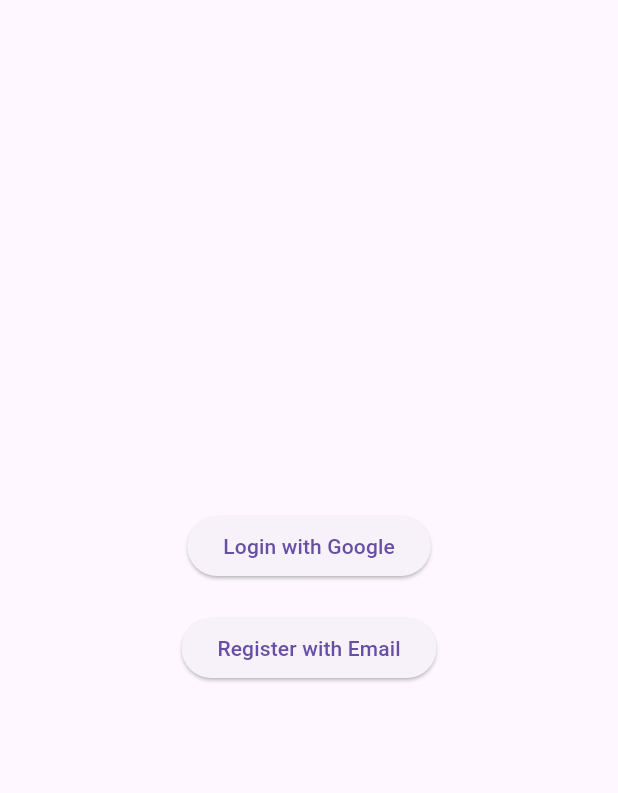
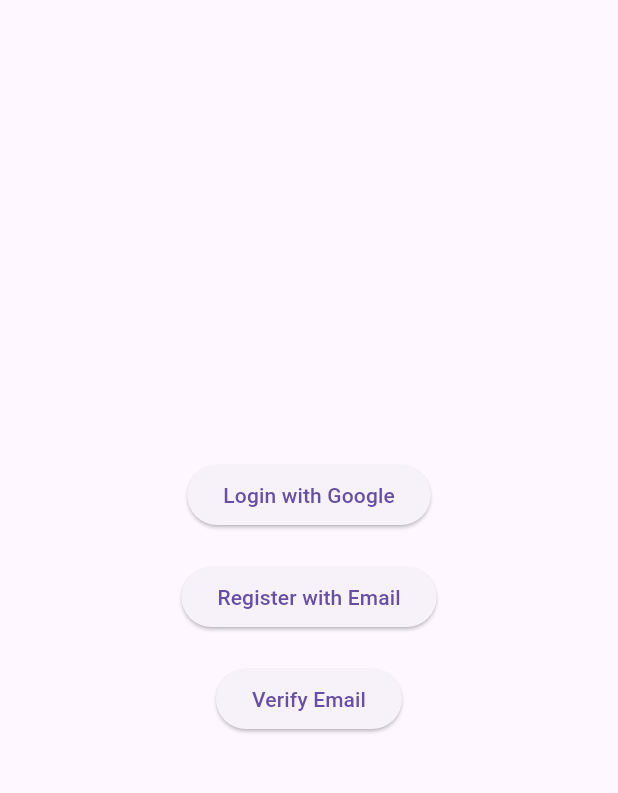
Before and after one commit to rafat-zyadah/register_google_email, a Flutter app: the screen it shows after launch, on a phone screen of 412 x 824 dp, the part 63-856 px from its top. Run offline on Flutter 3.47's test engine with Material 3 defaults, Android fonts, the phone set to English and light mode, and no system bars; our stand-ins replace flutter_secure_storage, google_sign_in.

Commit message:
Add verify email use case and update auth structure

```diff
--- a/lib/core/utils/api_endpoints.dart
+++ b/lib/core/utils/api_endpoints.dart
@@ -1,6 +1,8 @@
 class ApiEndpoints {
   static const String baseUrl = 'http://192.168.1.106:8000/api';
   static const String register = '$baseUrl/register';
-  static const String googleLogin = '$baseUrl/auth/google/token'; // Endpoint لتسجيل الدخول عبر غوغل
-  static const String verifyCode = '$baseUrl/verifyCode';  // إضافة endpoint للتحقق من البريد الإلكتروني
+  static const String googleLogin =
+      '$baseUrl/auth/google/token'; // Endpoint لتسجيل الدخول عبر غوغل
+  static const String verifyCode =
+      '$baseUrl/verify-code'; // إضافة endpoint للتحقق من البريد الإلكتروني
 }
--- a/lib/features/auth/data/datasources/auth_remote_data_source_interface.dart
+++ b/lib/features/auth/data/datasources/auth_remote_data_source_interface.dart
@@ -8,4 +8,10 @@
   });
 
   Future<void> loginWithGoogle();
+
+  // إضافة الدالة الخاصة بالتحقق من البريد الإلكتروني
+  Future<void> verifyEmail({
+    required String email,
+    required String code,
+  });
 }
--- a/lib/features/auth/data/repositories/auth_repository_impl.dart
+++ b/lib/features/auth/data/repositories/auth_repository_impl.dart
@@ -1,13 +1,11 @@
+import 'package:google_register/features/auth/data/datasources/auth_remote_data_source_interface.dart';
+import '../../domain/entities/user_entity.dart';
+import '../../domain/repositories/auth_repository.dart';
 
-import '../../domain/repositories/auth_repository.dart';
-import '../datasources/auth_remote_data_source_interface.dart';
-import '../datasources/google_auth_datasource.dart';
-import '../../domain/entities/user_entity.dart';
 class AuthRepositoryImpl implements AuthRepository {
   final IAuthRemoteDataSource remoteDataSource;
-  final GoogleAuthDatasource googleAuthService;
 
-  AuthRepositoryImpl(this.remoteDataSource, this.googleAuthService);
+  AuthRepositoryImpl(this.remoteDataSource);
 
   @override
   Future<User> registerUser({
@@ -15,15 +13,20 @@
     required String email,
     required String password,
   }) async {
-    return await remoteDataSource.registerUser(
-      name: name,
-      email: email,
-      password: password,
-    );
+    return await remoteDataSource.registerUser(name:name, email:email, password:password);
   }
 
   @override
   Future<void> loginWithGoogle() async {
     return await remoteDataSource.loginWithGoogle();
   }
+
+  @override
+  Future<void> verifyEmail({
+    required String email,
+    required String code,
+  }) async {
+    // استدعاء دالة التحقق من البريد الإلكتروني في DataSource
+    await remoteDataSource.verifyEmail(email:email, code:code);
+  }
 }
--- a/lib/features/auth/domain/repositories/auth_repository.dart
+++ b/lib/features/auth/domain/repositories/auth_repository.dart
@@ -1,4 +1,3 @@
-
 import '../entities/user_entity.dart';
 
 abstract class AuthRepository {
@@ -9,4 +8,10 @@
   });
 
   Future<void> loginWithGoogle();
+
+  // إضافة الدالة الخاصة بالتحقق من البريد الإلكتروني
+  Future<void> verifyEmail({
+    required String email,
+    required String code,
+  });
 }
--- /dev/null
+++ b/lib/features/auth/domain/usecases/verify_email_use_case.dart
@@ -0,0 +1,19 @@
+import '../repositories/auth_repository.dart';
+
+// تعريف الواجهة
+abstract class VerifyEmailUseCase {
+  Future<void> call({required String email, required String code});
+}
+
+// تطبيق الـ UseCase
+class VerifyEmailUseCaseImpl implements VerifyEmailUseCase {
+  final AuthRepository authRepository;
+
+  VerifyEmailUseCaseImpl(this.authRepository);
+
+  @override
+  Future<void> call({required String email, required String code}) async {
+    await authRepository.verifyEmail(
+        email: email, code: code); // استدعاء الدالة في الـ Repository
+  }
+}
--- a/lib/main.dart
+++ b/lib/main.dart
@@ -1,9 +1,12 @@
+// ignore_for_file: use_build_context_synchronously
+
 import 'package:flutter/material.dart';
 import 'features/auth/data/datasources/google_auth_datasource.dart';
 import 'features/auth/data/repositories/auth_repository_impl.dart';
 import 'features/auth/data/datasources/auth_remote_data_source_impl.dart';
 import 'features/auth/domain/usecases/register_user_use_case.dart';
-import 'package:flutter_secure_storage/flutter_secure_storage.dart'; // أضفنا هذا السطر
+import 'features/auth/domain/usecases/verify_email_use_case.dart'; // أضفنا هذا السطر
+import 'package:flutter_secure_storage/flutter_secure_storage.dart';
 
 void main() {
   runApp(MyApp());
@@ -11,20 +14,21 @@
 
 class MyApp extends StatelessWidget {
   final GoogleAuthDatasource googleAuthService;
-  final FlutterSecureStorage secureStorage; // أضفنا هذا السطر
+  final FlutterSecureStorage secureStorage;
   late final AuthRepositoryImpl authRepositoryImpl;
   late final RegisterUserUseCaseImpl registerUserUseCase;
+  late final VerifyEmailUseCaseImpl verifyEmailUseCase; // أضفنا هذا السطر
 
-  MyApp({Key? key})
+  MyApp({super.key})
       : googleAuthService = GoogleAuthDatasource(),
-        secureStorage = FlutterSecureStorage(), // هنا أنشأنا كائن جديد من FlutterSecureStorage
-        super(key: key) {
+        secureStorage = const FlutterSecureStorage() {
     authRepositoryImpl = AuthRepositoryImpl(
-      AuthRemoteDataSourceImpl(googleAuthService, secureStorage), // تم تمرير secureStorage بدلاً من googleAuthService
-      googleAuthService,
+      AuthRemoteDataSourceImpl(googleAuthService, secureStorage),
     );
 
     registerUserUseCase = RegisterUserUseCaseImpl(authRepositoryImpl);
+    verifyEmailUseCase = VerifyEmailUseCaseImpl(
+        authRepositoryImpl); // تم تهيئة الـ UseCase الخاص بالتحقق من الإيميل
   }
 
   @override
@@ -34,6 +38,7 @@
       home: AuthTestScreen(
         authRepositoryImpl: authRepositoryImpl,
         registerUserUseCase: registerUserUseCase,
+        verifyEmailUseCase: verifyEmailUseCase, // تم تمرير الـ UseCase هنا
       ),
     );
   }
@@ -42,17 +47,19 @@
 class AuthTestScreen extends StatelessWidget {
   final AuthRepositoryImpl authRepositoryImpl;
   final RegisterUserUseCaseImpl registerUserUseCase;
+  final VerifyEmailUseCaseImpl verifyEmailUseCase; // تم إضافة هذا السطر
 
   const AuthTestScreen({
-    Key? key,
+    super.key,
     required this.authRepositoryImpl,
     required this.registerUserUseCase,
-  }) : super(key: key);
+    required this.verifyEmailUseCase, // تم إضافة هذا السطر
+  });
 
   @override
   Widget build(BuildContext context) {
     return Scaffold(
-      appBar: AppBar(title: Text('Authentication Test')),
+      appBar: AppBar(title: const Text('Authentication Test')),
       body: Center(
         child: Column(
           mainAxisAlignment: MainAxisAlignment.center,
@@ -62,7 +69,7 @@
                 try {
                   await authRepositoryImpl.loginWithGoogle();
                   ScaffoldMessenger.of(context).showSnackBar(
-                    SnackBar(content: Text('Logged in with Google')),
+                    const SnackBar(content: Text('Logged in with Google')),
                   );
                 } catch (e) {
                   ScaffoldMessenger.of(context).showSnackBar(
@@ -70,9 +77,9 @@
                   );
                 }
               },
-              child: Text('Login with Google'),
+              child: const Text('Login with Google'),
             ),
-            SizedBox(height: 20),
+            const SizedBox(height: 20),
             ElevatedButton(
               onPressed: () async {
                 try {
@@ -82,7 +89,7 @@
                     name: 'Rafat',
                   );
                   ScaffoldMessenger.of(context).showSnackBar(
-                    SnackBar(content: Text('User registered')),
+                    const SnackBar(content: Text('User registered')),
                   );
                 } catch (e) {
                   ScaffoldMessenger.of(context).showSnackBar(
@@ -90,7 +97,28 @@
                   );
                 }
               },
-              child: Text('Register with Email'),
+              child: const Text('Register with Email'),
+            ),
+            const SizedBox(height: 20),
+            ElevatedButton(
+              onPressed: () async {
+                // مثال على التحقق من الكود بعد التسجيل
+                try {
+                  await verifyEmailUseCase.call(
+                    email: 'rafatzyadah@gmail.com',
+                    code: '4730', // هنا ضع الكود الذي سيتم التحقق منه
+                  );
+                  ScaffoldMessenger.of(context).showSnackBar(
+                    const SnackBar(
+                        content: Text('Email verified and token stored')),
+                  );
+                } catch (e) {
+                  ScaffoldMessenger.of(context).showSnackBar(
+                    SnackBar(content: Text('Verification error: $e')),
+                  );
+                }
+              },
+              child: const Text('Verify Email'),
             ),
           ],
         ),
```
Also changed, not shown: lib/features/auth/data/datasources/auth_remote_data_source_impl.dart (+12 -10 lines), 4 other files.
